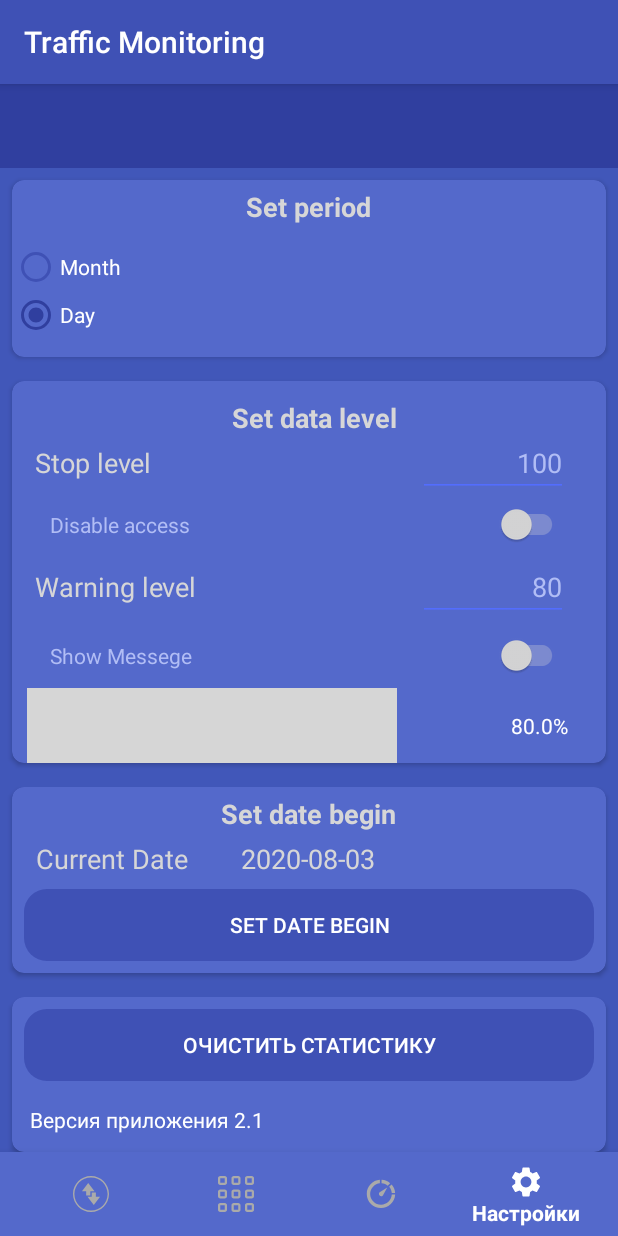
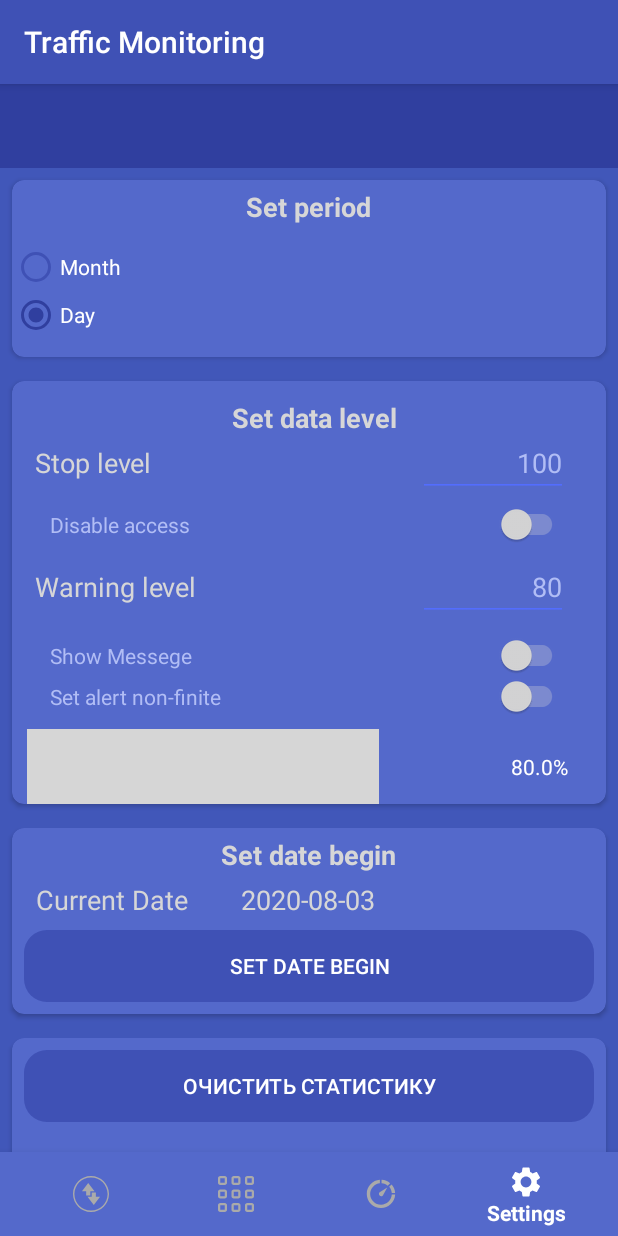
Before and after one commit to philippMarchenko/trafficMonitor, an Android app: the screen it shows after launch (MainActivity), item 4 of the bottom bar chosen, on a phone screen of 412 x 824 dp. Run offline under Robolectric (Android 15) with nearby library versions, the phone set to English and light mode, and no system bars; our stand-ins replace ButterKnife, RxJava, Timber; libraries missing offline, so code that uses them is left out: com.appyvet.rangebar, com.github.anastr.speedviewlib, com.github.mikephil.charting, com.mikepenz.materialdrawer, com.wdullaer.materialdatetimepicker and 1 more; plain views replace RangeBar; 19 statements that could not run were skipped; grey boxes are pictures that could not be loaded.

Commit message:
some fixes

```diff
--- a/app/src/main/java/com/devphill/traficMonitor/service/helper/TrafficHelper.java
+++ b/app/src/main/java/com/devphill/traficMonitor/service/helper/TrafficHelper.java
@@ -162,12 +162,12 @@ public class TrafficHelper{
         contentView.setImageViewResource(R.id.imSendData, R.drawable.arrowup);
         contentView.setImageViewResource(R.id.imDownloadData, R.drawable.arrowdown);
         if((int)trafficFloat < 100) {
-            contentView.setTextViewText(R.id.title, "Использовано " + trafficFloat + " Мб");
+            contentView.setTextViewText(R.id.title, context.getString(R.string.used) + " " + trafficFloat + " " + context.getString(R.string.mb));
             contentView.setTextViewText(R.id.tvDownloadData,Float.toString(trafficRxFloat));
             contentView.setTextViewText(R.id.tvSendData,Float.toString(trafficTxFloat));
         }
         else {
-            contentView.setTextViewText(R.id.title, "Использовано " + (int)trafficFloat + " Мб");
+            contentView.setTextViewText(R.id.title, context.getString(R.string.used) + " " + (int)trafficFloat + " " + context.getString(R.string.mb));
             contentView.setTextViewText(R.id.tvDownloadData,"" + (int)trafficRxFloat);
             contentView.setTextViewText(R.id.tvSendData,"" + (int)trafficTxFloat);
         }
--- a/app/src/main/java/com/devphill/traficMonitor/service/helper/TrafficMHelper.java
+++ b/app/src/main/java/com/devphill/traficMonitor/service/helper/TrafficMHelper.java
@@ -121,12 +121,12 @@ public class TrafficMHelper{
         contentView.setImageViewResource(R.id.imSendData, R.drawable.arrowup);
         contentView.setImageViewResource(R.id.imDownloadData, R.drawable.arrowdown);
         if((int)trafficFloat < 100) {
-            contentView.setTextViewText(R.id.title, "Использовано " + trafficFloat + " Мб");
+            contentView.setTextViewText(R.id.title, context.getString(R.string.used) + " " + trafficFloat + " " + context.getString(R.string.mb));
             contentView.setTextViewText(R.id.tvDownloadData,Float.toString(trafficRxFloat));
             contentView.setTextViewText(R.id.tvSendData,Float.toString(trafficTxFloat));
         }
         else {
-            contentView.setTextViewText(R.id.title, "Использовано " + (int)trafficFloat + " Мб");
+            contentView.setTextViewText(R.id.title, context.getString(R.string.used) + " " + (int)trafficFloat + " " + context.getString(R.string.mb));
             contentView.setTextViewText(R.id.tvDownloadData,"" + (int)trafficRxFloat);
             contentView.setTextViewText(R.id.tvSendData,"" + (int)trafficTxFloat);
         }
--- a/app/src/main/java/com/devphill/traficMonitor/ui/Constants.kt
+++ b/app/src/main/java/com/devphill/traficMonitor/ui/Constants.kt
@@ -14,6 +14,7 @@ object Constants{
     val APP_PREFERENCES_ALLERT_LEVEL = "allertLevel"
     val APP_PREFERENCES_DISABLE_INTERNET = "disable_internet"
     val APP_PREFERENCES_SHOW_ALLERT = "show_allert"
+    val APP_PREFERENCES_ALLERT_INFINITY = "set_allert-infinity"
 
     val APP_PREFERENCES_REBOOT_ACTION = "reboot_action"
     val APP_PREFERENCES_HAS_VISITED = "has_visited"
--- a/app/src/main/java/com/devphill/traficMonitor/ui/DataManager.kt
+++ b/app/src/main/java/com/devphill/traficMonitor/ui/DataManager.kt
@@ -27,6 +27,12 @@ class DataManager(context: Context?) {
         get() {
             return loginSharedPreferences?.getInt(Constants.APP_PREFERENCES_ALLERT_LEVEL, 0)
         }
+
+    val isAlertLevelInfinity: Boolean?
+        get() {
+            return loginSharedPreferences?.getBoolean(Constants.APP_PREFERENCES_ALLERT_INFINITY, false)
+        }
+
     val stopLevel: Int?
         get() {
             return loginSharedPreferences?.getInt(Constants.APP_PREFERENCES_STOP_LEVEL, 0)
@@ -77,6 +83,11 @@ class DataManager(context: Context?) {
         editor?.commit()
     }
 
+    fun setAlertInfinity(bool: Boolean) {
+        editor?.putBoolean(Constants.APP_PREFERENCES_ALLERT_INFINITY, bool)
+        editor?.commit()
+    }
+
     fun setIsAppLaunchFirstTime(bool: Boolean) {
         editor?.putBoolean(Constants.APP_LAUNCH_FIRST_TIME, bool)
         editor?.commit()
--- a/app/src/main/java/com/devphill/traficMonitor/ui/Widget.java
+++ b/app/src/main/java/com/devphill/traficMonitor/ui/Widget.java
@@ -46,12 +46,12 @@ public class Widget extends AppWidgetProvider {
 
 
             if(traffic < 100){
-                views.setTextViewText(R.id.title, "Использовано " + traffic);
+                views.setTextViewText(R.id.title, context.getString(R.string.used) + " " + traffic + " " + context.getString(R.string.mb));
                 views.setTextViewText(R.id.tvSendData, Float.toString(trafficTxFloat));
                 views.setTextViewText(R.id.tvDownloadData, Float.toString(trafficRxFloat));
             }
             else{
-                views.setTextViewText(R.id.title, "Использовано " + (int)traffic);
+                views.setTextViewText(R.id.title, context.getString(R.string.used) + " " + (int)traffic + " " + context.getString(R.string.mb));
                 views.setTextViewText(R.id.tvSendData, "" + (int)trafficTxFloat);
                 views.setTextViewText(R.id.tvDownloadData, "" + (int)trafficRxFloat);
             }
--- a/app/src/main/java/com/devphill/traficMonitor/ui/fragments/settings/FragmentSettings.java
+++ b/app/src/main/java/com/devphill/traficMonitor/ui/fragments/settings/FragmentSettings.java
@@ -73,6 +73,10 @@ public class FragmentSettings extends Fragment {
     @BindView(R.id.allertSwitch)
     SwitchCompat allertSwitch;
 
+    @BindView(R.id.allertNonFiniteSwitch)
+    SwitchCompat allertNonFiniteSwitch;
+
+
     @BindView(R.id.setupDate)
     Button setupDate;
 
@@ -109,6 +113,7 @@ public class FragmentSettings extends Fragment {
 
             allertSwitch.setChecked(App.dataManager.isShowAlert());
             stopDataSwitch.setChecked(App.dataManager.isDisableConectionWhenLimit());
+            allertNonFiniteSwitch.setChecked(App.dataManager.isAlertLevelInfinity());
 
             viewDate.setText(App.dataManager.getDate());
 
@@ -237,6 +242,15 @@ public class FragmentSettings extends Fragment {
             }
         });
 
+        allertNonFiniteSwitch.setOnCheckedChangeListener(new CompoundButton.OnCheckedChangeListener() {
+            @Override
+            public void onCheckedChanged(CompoundButton buttonView, boolean isChecked) {
+                App.dataManager.setAlertInfinity(isChecked);
+            }
+        });
+
+
+
         setupDate.setOnClickListener(new View.OnClickListener() {
             @Override
             public void onClick(View v) {
--- a/app/src/main/res/layout/fragment_settings.xml
+++ b/app/src/main/res/layout/fragment_settings.xml
@@ -159,16 +159,6 @@
                             android:textColor="@color/colorTest"
                             android:layout_marginStart="10dp" />
 
-                        <TextView
-                            android:text="@string/levelWarning"
-                            android:layout_width="wrap_content"
-                            android:layout_height="wrap_content"
-                            android:textColor="@color/material_drawer_header_selection_text"
-                            android:id="@+id/setDataView"
-                            android:textSize="18sp"
-                            android:layout_marginTop="15dp"
-                            android:layout_below="@+id/stopDataSwitch"
-                            android:layout_alignStart="@+id/lableSetLevelStop" />
 
                         <android.support.v7.widget.SwitchCompat
                             android:layout_width="wrap_content"
@@ -180,15 +170,15 @@
                             android:layout_alignEnd="@+id/inputDataStop" />
 
                         <TextView
-                            android:text="@string/showMessege"
+                            android:text="@string/levelWarning"
                             android:layout_width="wrap_content"
                             android:layout_height="wrap_content"
-                            android:layout_marginTop="24dp"
-                            android:id="@+id/setAllert"
-                            android:layout_below="@+id/setDataView"
-                            android:layout_alignStart="@+id/setDataView"
-                            android:textColor="@color/colorTest"
-                            android:layout_marginStart="10dp" />
+                            android:textColor="@color/material_drawer_header_selection_text"
+                            android:id="@+id/setDataView"
+                            android:textSize="18sp"
+                            android:layout_marginTop="15dp"
+                            android:layout_below="@+id/stopDataSwitch"
+                            android:layout_alignStart="@+id/lableSetLevelStop" />
 
                         <EditText
                             android:id="@+id/inputDataAllert"
@@ -206,6 +196,18 @@
                             android:layout_alignBottom="@+id/setDataView"
                             android:layout_alignStart="@+id/inputDataStop" />
 
+
+                        <TextView
+                            android:text="@string/showMessege"
+                            android:layout_width="wrap_content"
+                            android:layout_height="wrap_content"
+                            android:layout_marginTop="24dp"
+                            android:id="@+id/setAllert"
+                            android:layout_below="@+id/setDataView"
+                            android:layout_alignStart="@+id/setDataView"
+                            android:textColor="@color/colorTest"
+                            android:layout_marginStart="10dp" />
+
                         <android.support.v7.widget.SwitchCompat
                             android:layout_height="wrap_content"
                             android:id="@+id/allertSwitch"
@@ -215,6 +217,28 @@
                             android:switchMinWidth="56dp"
                             android:layout_alignBaseline="@+id/setAllert"
                             android:layout_alignBottom="@+id/setAllert"
+                            android:layout_alignEnd="@+id/inputDataAllert" />
+
+                        <TextView
+                            android:text="@string/set_alert_infinity"
+                            android:layout_width="wrap_content"
+                            android:layout_height="wrap_content"
+                            android:layout_marginTop="8dp"
+                            android:id="@+id/setnonFiniteAllert"
+                            android:layout_below="@+id/setAllert"
+                            android:layout_alignStart="@+id/setAllert"
+                            android:textColor="@color/colorTest"
+                          />
+
+                        <android.support.v7.widget.SwitchCompat
+                            android:layout_height="wrap_content"
+                            android:id="@+id/allertNonFiniteSwitch"
+                            android:layout_width="wrap_content"
+                            android:theme="@style/MySwitch"
+                            android:thumbTextPadding="25dp"
+                            android:switchMinWidth="56dp"
+                            android:layout_alignBaseline="@+id/setnonFiniteAllert"
+                            android:layout_alignBottom="@+id/setnonFiniteAllert"
                             android:layout_alignEnd="@+id/inputDataAllert" />
 
                         <com.appyvet.rangebar.RangeBar
@@ -233,11 +257,12 @@
                             sample:connectingLineColor="@color/icons"
                             android:layout_width="wrap_content"
                             android:layout_alignParentStart="true"
-                            android:layout_below="@+id/allertSwitch"
+                            android:layout_below="@+id/allertNonFiniteSwitch"
                             android:layout_height="50dp"
                             android:layout_alignEnd="@+id/textView"
                             android:layout_alignParentBottom="true"
                             android:layout_marginTop="8dp"
+                            android:layout_marginEnd="12dp"
                          />
 
                         <TextView
@@ -381,7 +406,7 @@
                             android:layout_marginStart="12dp"
                             android:layout_marginBottom="12dp"
                             android:layout_marginTop="8dp"
-                            android:text="Версия ..."
+                            android:text="@string/version_app"
                             android:layout_below="@id/newDay"
                             android:textColor="@color/cardview_light_background" />
 
--- a/app/src/main/res/menu/bottom_navigation_main.xml
+++ b/app/src/main/res/menu/bottom_navigation_main.xml
@@ -23,7 +23,7 @@
         android:id="@+id/action_settings"
         android:enabled="true"
         android:icon="@drawable/baseline_settings_20px"
-        android:title="@string/info_fr4"
+        android:title="@string/tab_3"
 
         app:showAsAction="ifRoom" />
 </menu>
--- a/app/src/main/res/values/strings.xml
+++ b/app/src/main/res/values/strings.xml
@@ -1,14 +1,5 @@
 <resources>
     <string name="app_name">Traffic Monitoring</string>
-
-    <!-- Navigation Drawer-->
-    <string name="info_fr1">Общий</string>
-    <string name="info_fr2">По приложениям</string>
-    <string name="info_fr3">Графики</string>
-    <string name="info_fr4">Настройки</string>
-
-
-
 
     <string name="title_activity_main">DateTimePicker Example</string>
     <string name="selected_time">The time you picked will be shown here.</string>
@@ -63,6 +54,9 @@
     <string name="levelWarning">Warning level</string>
     <string name="levelStop">Stop level</string>
     <string name="showMessege">Show Messege</string>
+    <string name="set_alert_infinity">Set alert non-finite</string>
+    <string name="alert">Alert!</string>
+
     <string name="setDate">Set date begin</string>
     <string name="setDateButton">Set date</string>
     <string name="currentDate">Current Date</string>
@@ -77,6 +71,8 @@
 
     <string name="app_data">App data</string>
     <string name="traffic">Traffic</string>
-    <string name="default_notification_channel_id" />
+    <string name="version_app">Version App</string>
+    <string name="default_notification_channel_id">default_id</string>
+
 
 </resources>
```
Also changed, not shown: app/src/main/java/com/devphill/traficMonitor/service/TrafficService.java (+42 -104 lines), app/src/main/res/layout/noty.xml (+19 -7 lines), app/src/main/res/drawable/data.png (added), 4 other files.
